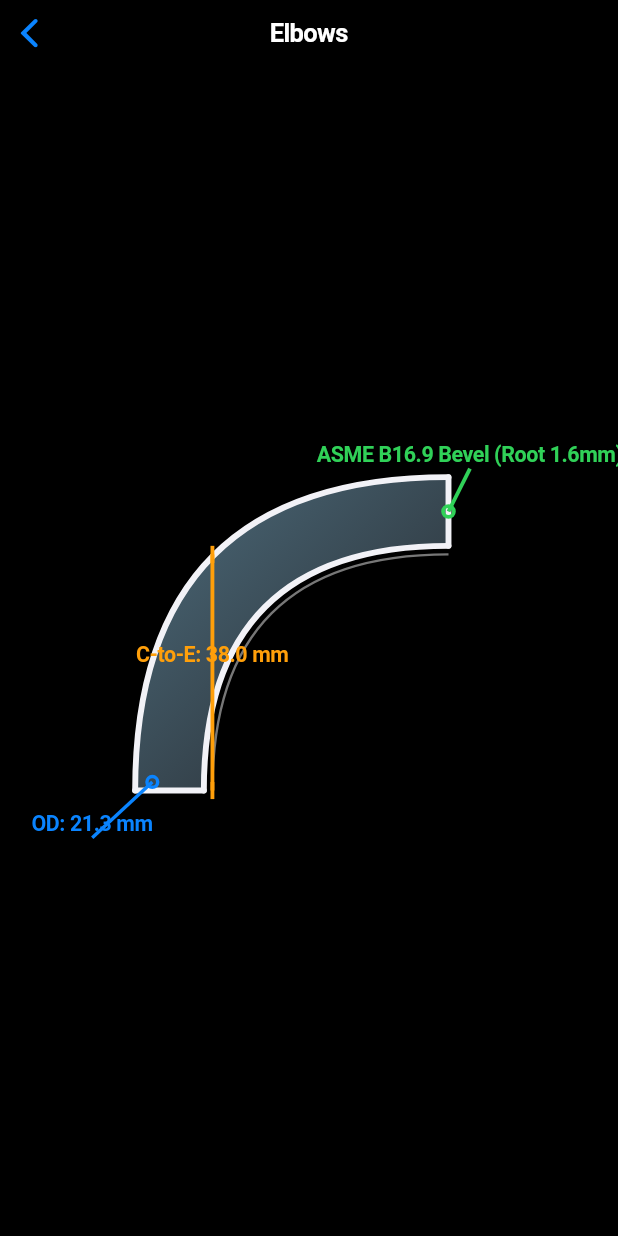
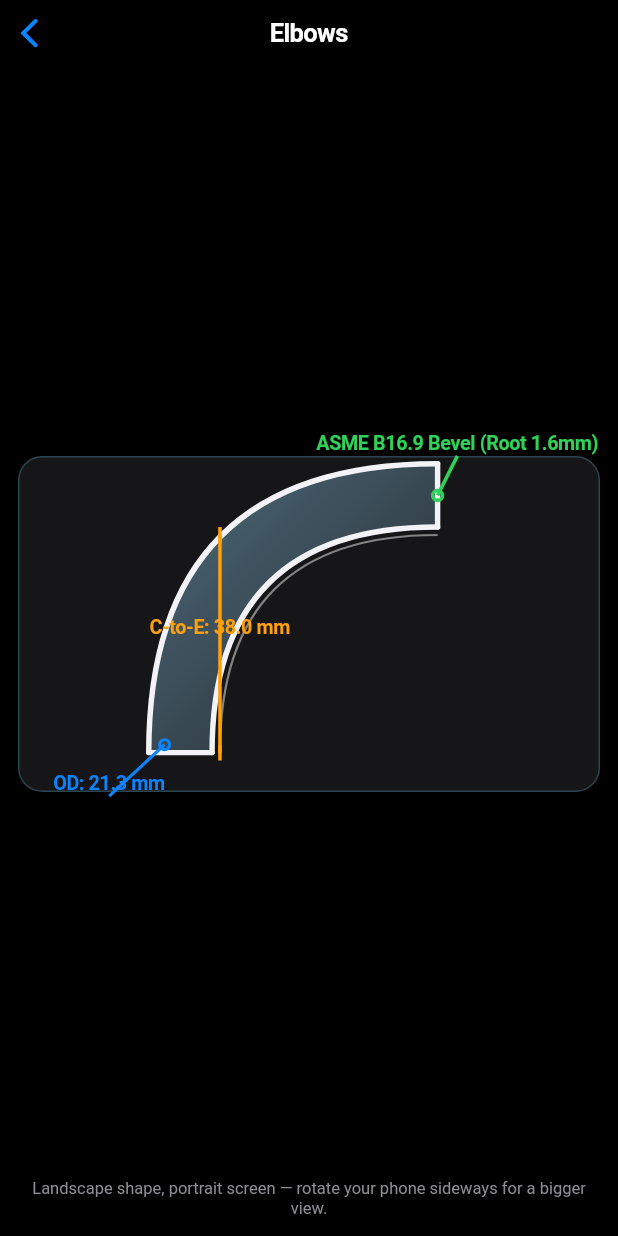
Before and after one commit to mrmahmoudaliyaei-hub/pipedata-app, a Flutter app: the screen it shows after launch, after a tap on "Pipes", after a tap on "Elbows", after a tap on "CROSS-SECTION ENGINEERING BLUEPRINT", on a phone screen of 412 x 824 dp. Run offline on Flutter 3.47's test engine with Material 3 defaults, Android fonts, the phone set to English and light mode, and no system bars; our stand-ins replace pdf, printing, shared_preferences.

Commit message:
Fix full-screen schematic: was leaving huge dead black space below the drawing
Root cause wasn't a scaling bug — the fit math was correct, but the design
canvas (260x150, landscape) can only be scaled by its WIDTH ratio to fit a
portrait phone screen (which is narrow), so most of the tall screen went
unused below a barely-bigger drawing. Not obvious from the code, only from
actually seeing it on a device.

- Size the bordered card itself to the drawing's exact 260:150 aspect ratio
  (AspectRatio widget) instead of stretching a border around the whole
  screen with dead space inside it — the card is now exactly as big as the
  drawing can usefully be, framed properly, no unexplained gap.
- Added a one-line hint: since the app doesn't lock orientation, rotating
  the phone to landscape lets this same fit-to-width logic use the much
  larger landscape width instead, genuinely filling the screen.

```diff
--- a/lib/screens/schematic_fullscreen_screen.dart
+++ b/lib/screens/schematic_fullscreen_screen.dart
@@ -36,7 +36,24 @@ class SchematicFullscreenScreen extends StatelessWidget {
       ),
       child: SafeArea(
         child: Padding(
-          padding: const EdgeInsets.all(20),
+          padding: const EdgeInsets.all(12),
+          child: Column(
+            children: [
+              Expanded(
+                child: Center(
+                  child: AspectRatio(
+                    // Matches VectorBlueprintPainter's own internal design
+                    // canvas (260x150) — sizing the card to this ratio means
+                    // it's exactly as big as the drawing can usefully be,
+                    // with no unexplained empty space inside the border.
+                    aspectRatio: 260 / 150,
+                    child: Container(
+                      padding: const EdgeInsets.all(12),
+                      decoration: BoxDecoration(
+                        color: const Color(0xFF161618),
+                        borderRadius: BorderRadius.circular(16),
+                        border: Border.all(color: accentColor.withOpacity(0.25)),
+                      ),
                       child: SizedBox.expand(
                         child: CustomPaint(
                           painter: VectorBlueprintPainter(
@@ -50,6 +67,18 @@ class SchematicFullscreenScreen extends StatelessWidget {
                       ),
                     ),
                   ),
+                ),
+              ),
+              const SizedBox(height: 10),
+              const Text(
+                'Landscape shape, portrait screen — rotate your phone sideways for a bigger view.',
+                textAlign: TextAlign.center,
+                style: TextStyle(color: Color(0xFF8E8E93), fontSize: 11),
+              ),
+            ],
+          ),
+        ),
+      ),
     );
   }
 }
```
Lines whose indentation alone changed are shown as unchanged.
